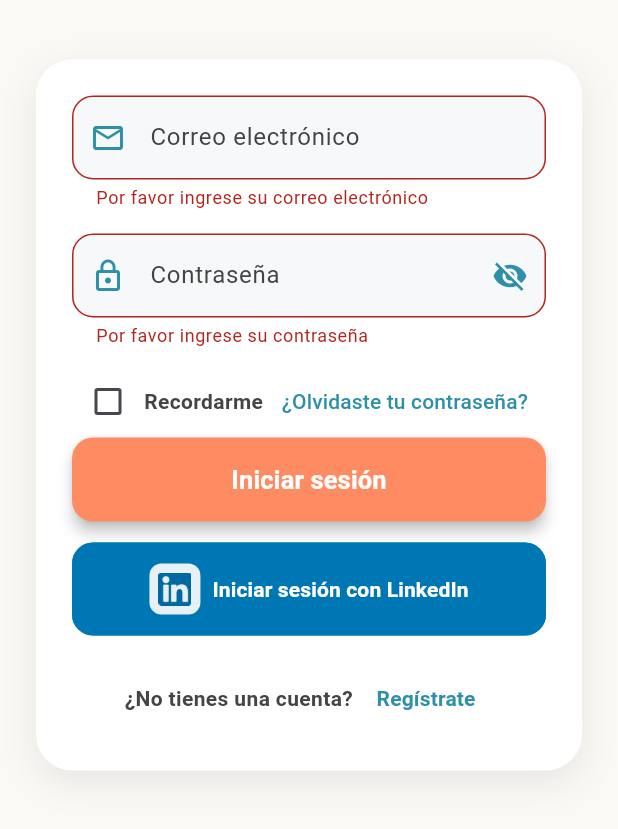
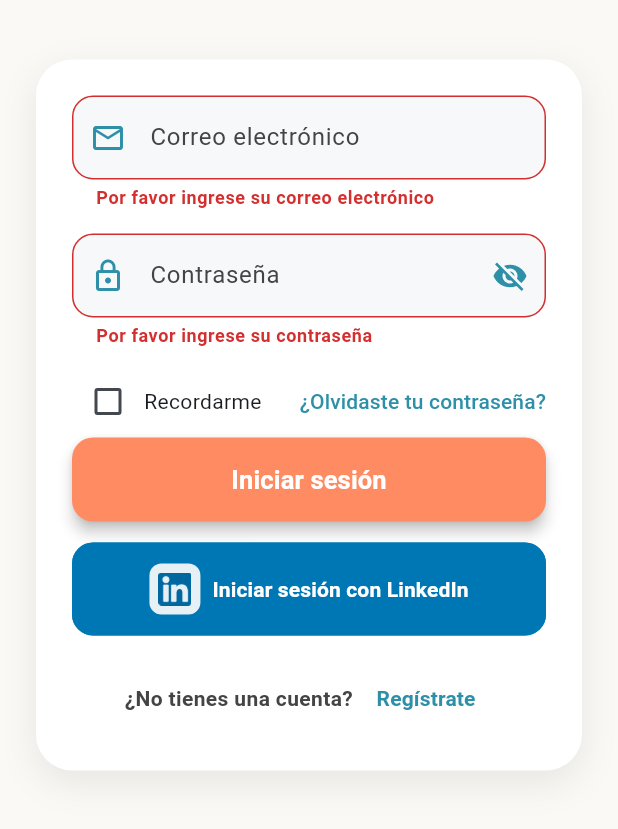
Before and after one commit to alexander1939/OnlycationApp, a Flutter app: the screen it shows after launch, after a tap on "Iniciar sesión", on a phone screen of 412 x 824 dp, the part 407-1236 px from its top. Run offline on Flutter 3.47's test engine with Material 3 defaults, Android fonts, the light colour scheme and no system bars; our stand-ins replace dio, google_fonts, shared_preferences.

Commit message:
fix: errores de responsividad en login resueltos y colores

```diff
--- a/lib/core/theme/app_theme.dart
+++ b/lib/core/theme/app_theme.dart
@@ -10,12 +10,49 @@ class AppTheme {
         foregroundColor: Colors.white,
         elevation: 0,
       ),
-      // Add more theme configurations as needed
+      colorScheme: ColorScheme.fromSeed(
+        seedColor: Colors.blue,
+        error: const Color(0xFFD32F2F),
+      ),
+      inputDecorationTheme: InputDecorationTheme(
+        errorStyle: const TextStyle(
+          color: Color(0xFFD32F2F),
+          fontSize: 12,
+          fontWeight: FontWeight.w600,
+        ),
+        errorBorder: OutlineInputBorder(
+          borderRadius: BorderRadius.circular(14),
+          borderSide: const BorderSide(color: Color(0xFFD32F2F)),
+        ),
+        focusedErrorBorder: OutlineInputBorder(
+          borderRadius: BorderRadius.circular(14),
+          borderSide: const BorderSide(color: Color(0xFFD32F2F), width: 2),
+        ),
+      ),
     );
   }
 
   // Add dark theme if needed
   static ThemeData get darkTheme {
-    return ThemeData.dark();
+    final base = ThemeData.dark();
+    const errorRed = Color(0xFFD32F2F);
+    return base.copyWith(
+      colorScheme: base.colorScheme.copyWith(error: errorRed),
+      inputDecorationTheme: base.inputDecorationTheme.copyWith(
+        errorStyle: const TextStyle(
+          color: errorRed,
+          fontSize: 12,
+          fontWeight: FontWeight.w600,
+        ),
+        errorBorder: OutlineInputBorder(
+          borderRadius: BorderRadius.circular(14),
+          borderSide: const BorderSide(color: errorRed),
+        ),
+        focusedErrorBorder: OutlineInputBorder(
+          borderRadius: BorderRadius.circular(14),
+          borderSide: const BorderSide(color: errorRed, width: 2),
+        ),
+      ),
+    );
   }
 }
--- a/lib/presentation/screens/auth/login_screen.dart
+++ b/lib/presentation/screens/auth/login_screen.dart
@@ -166,35 +166,40 @@ class _LoginScreenState extends State<LoginScreen> {
                             ),
                             const SizedBox(height: 12),
 
-                            // Recordarme + Olvidaste
-                            Row(
-                              mainAxisAlignment: MainAxisAlignment.spaceBetween,
+                            // Recordarme + Olvidaste (responsive)
+                            Wrap(
+                              alignment: WrapAlignment.spaceBetween,
+                              crossAxisAlignment: WrapCrossAlignment.center,
+                              spacing: 12,
+                              runSpacing: 8,
                               children: [
                                 Row(
+                                  mainAxisSize: MainAxisSize.min,
                                   children: [
                                     Checkbox(
                                       value: viewModel.rememberMe,
                                       onChanged: viewModel.toggleRememberMe,
                                       activeColor: const Color(0xFF8ED4BE),
                                     ),
-                                    const Text('Recordarme',
-                                    style: TextStyle(
-                                      color: Color(0xFF444444),
-                                      fontSize: 14,
-                                      fontWeight: FontWeight.w600,
-                                    ),
-                                  ),
+                                    const Text('Recordarme'),
                                   ],
                                 ),
-                                TextButton(
+                                ConstrainedBox(
+                                  constraints: const BoxConstraints(maxWidth: 260),
+                                  child: TextButton(
+                                    style: TextButton.styleFrom(padding: EdgeInsets.zero),
                                     onPressed: () {
                                       // TODO: Navegar a recuperación
                                     },
                                     child: const Text(
                                       '¿Olvidaste tu contraseña?',
+                                      maxLines: 1,
+                                      overflow: TextOverflow.ellipsis,
+                                      softWrap: false,
                                       style: TextStyle(
                                         color: Color(0xFF2D8FA8),
                                         fontWeight: FontWeight.w500,
+                                      ),
                                     ),
                                   ),
                                 ),
@@ -207,7 +212,7 @@ class _LoginScreenState extends State<LoginScreen> {
                                     const EdgeInsets.only(bottom: 12, top: 4),
                                 child: Text(
                                   viewModel.error!,
-                                  style: const TextStyle(color: Colors.red),
+                                  style: const TextStyle(color: Color.fromARGB(255, 255, 17, 0)),
                                   textAlign: TextAlign.center,
                                 ),
                               ),
```
Lines whose indentation alone changed are shown as unchanged.
